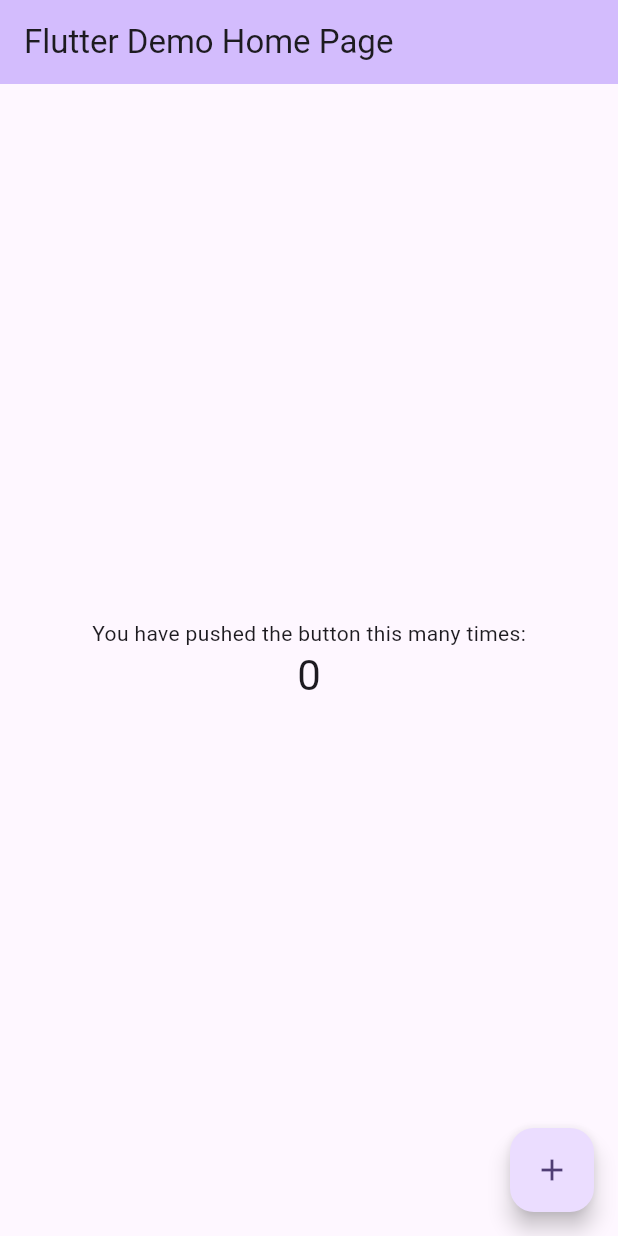
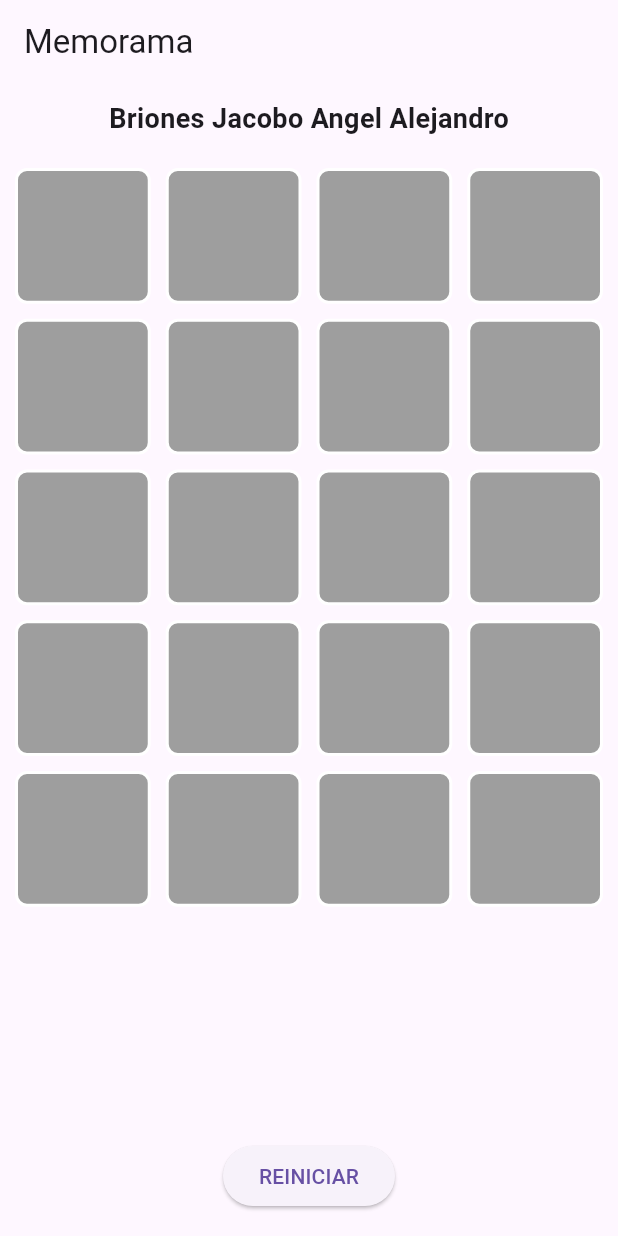
Before and after one commit to Fundamentos-Moviles/exameni-BrionesAngel, a Flutter app: the screen it shows after launch, on a phone screen of 412 x 824 dp. Run offline on Flutter 3.47's test engine with Material 3 defaults, Android fonts, the phone set to English and light mode, and no system bars.

Commit message:
etructura del juego y colores

```diff
--- a/examen/lib/main.dart
+++ b/examen/lib/main.dart
@@ -1,3 +1,4 @@
+import 'package:examen/memorama.dart';
 import 'package:flutter/material.dart';
 
 void main() {
@@ -7,116 +8,10 @@ void main() {
 class MyApp extends StatelessWidget {
   const MyApp({super.key});
 
-  // This widget is the root of your application.
   @override
   Widget build(BuildContext context) {
-    return MaterialApp(
-      title: 'Flutter Demo',
-      theme: ThemeData(
-        // This is the theme of your application.
-        //
-        // TRY THIS: Try running your application with "flutter run". You'll see
-        // the application has a purple toolbar. Then, without quitting the app,
-        // try changing the seedColor in the colorScheme below to Colors.green
-        // and then invoke "hot reload" (save your changes or press the "hot
-        // reload" button in a Flutter-supported IDE, or press "r" if you used
-        // the command line to start the app).
-        //
-        // Notice that the counter didn't reset back to zero; the application
-        // state is not lost during the reload. To reset the state, use hot
-        // restart instead.
-        //
-        // This works for code too, not just values: Most code changes can be
-        // tested with just a hot reload.
-        colorScheme: ColorScheme.fromSeed(seedColor: Colors.deepPurple),
-      ),
-      home: const MyHomePage(title: 'Flutter Demo Home Page'),
+    return const MaterialApp(
+      home: MemoramaGame(),
     );
   }
 }
-
-class MyHomePage extends StatefulWidget {
-  const MyHomePage({super.key, required this.title});
-
-  // This widget is the home page of your application. It is stateful, meaning
-  // that it has a State object (defined below) that contains fields that affect
-  // how it looks.
-
-  // This class is the configuration for the state. It holds the values (in this
-  // case the title) provided by the parent (in this case the App widget) and
-  // used by the build method of the State. Fields in a Widget subclass are
-  // always marked "final".
-
-  final String title;
-
-  @override
-  State<MyHomePage> createState() => _MyHomePageState();
-}
-
-class _MyHomePageState extends State<MyHomePage> {
-  int _counter = 0;
-
-  void _incrementCounter() {
-    setState(() {
-      // This call to setState tells the Flutter framework that something has
-      // changed in this State, which causes it to rerun the build method below
-      // so that the display can reflect the updated values. If we changed
-      // _counter without calling setState(), then the build method would not be
-      // called again, and so nothing would appear to happen.
-      _counter++;
-    });
-  }
-
-  @override
-  Widget build(BuildContext context) {
-    // This method is rerun every time setState is called, for instance as done
-    // by the _incrementCounter method above.
-    //
-    // The Flutter framework has been optimized to make rerunning build methods
-    // fast, so that you can just rebuild anything that needs updating rather
-    // than having to individually change instances of widgets.
-    return Scaffold(
-      appBar: AppBar(
-        // TRY THIS: Try changing the color here to a specific color (to
-        // Colors.amber, perhaps?) and trigger a hot reload to see the AppBar
-        // change color while the other colors stay the same.
-        backgroundColor: Theme.of(context).colorScheme.inversePrimary,
-        // Here we take the value from the MyHomePage object that was created by
-        // the App.build method, and use it to set our appbar title.
-        title: Text(widget.title),
-      ),
-      body: Center(
-        // Center is a layout widget. It takes a single child and positions it
-        // in the middle of the parent.
-        child: Column(
-          // Column is also a layout widget. It takes a list of children and
-          // arranges them vertically. By default, it sizes itself to fit its
-          // children horizontally, and tries to be as tall as its parent.
-          //
-          // Column has various properties to control how it sizes itself and
-          // how it positions its children. Here we use mainAxisAlignment to
-          // center the children vertically; the main axis here is the vertical
-          // axis because Columns are vertical (the cross axis would be
-          // horizontal).
-          //
-          // TRY THIS: Invoke "debug painting" (choose the "Toggle Debug Paint"
-          // action in the IDE, or press "p" in the console), to see the
-          // wireframe for each widget.
-          mainAxisAlignment: MainAxisAlignment.center,
-          children: <Widget>[
-            const Text('You have pushed the button this many times:'),
-            Text(
-              '$_counter',
-              style: Theme.of(context).textTheme.headlineMedium,
-            ),
-          ],
-        ),
-      ),
-      floatingActionButton: FloatingActionButton(
-        onPressed: _incrementCounter,
-        tooltip: 'Increment',
-        child: const Icon(Icons.add),
-      ), // This trailing comma makes auto-formatting nicer for build methods.
-    );
-  }
-}
--- /dev/null
+++ b/examen/lib/memorama.dart
@@ -0,0 +1,80 @@
+import 'package:examen/constantes.dart' as cons;
+import 'package:flutter/material.dart';
+
+class MemoramaGame extends StatefulWidget {
+  const MemoramaGame({super.key});
+
+  @override
+  State<MemoramaGame> createState() => _MemoramaGameState();
+}
+
+class _MemoramaGameState extends State<MemoramaGame> {
+  final int totalCards = 20;
+  final int uniqueColors = 10;
+  final Color inactiveColor = cons.gris;
+  final String myName = "Briones Jacobo Angel Alejandro";
+
+  @override
+  void initState() {
+    super.initState();
+  }
+
+  void _onCardTap(int index) {
+  }
+
+  void _resetGame() {
+  }
+
+  @override
+  Widget build(BuildContext context) {
+    return Scaffold(
+      appBar: AppBar(
+        title: const Text('Memorama'),
+      ),
+      body: Column(
+        children: [
+          Padding(
+            padding: const EdgeInsets.symmetric(vertical: 10.0),
+            child: Text(
+              myName,
+              style: const TextStyle(
+                fontSize: 18,
+                fontWeight: FontWeight.bold,
+              ),
+            ),
+          ),
+          Expanded(
+            child: GridView.builder(
+              padding: const EdgeInsets.all(10.0),
+              itemCount: totalCards,
+              gridDelegate: const SliverGridDelegateWithFixedCrossAxisCount(
+                crossAxisCount: 4,
+                crossAxisSpacing: 10.0,
+                mainAxisSpacing: 10.0,
+              ),
+              itemBuilder: (context, index) {
+                return InkWell(
+                  onTap: () => _onCardTap(index),
+                  child: Container(
+                    decoration: BoxDecoration(
+                      color: inactiveColor,
+                      borderRadius: BorderRadius.circular(8.0),
+                      border: Border.all(color: Colors.white, width: 2),
+                    ),
+                  ),
+                );
+              },
+            ),
+          ),
+          Padding(
+            padding: const EdgeInsets.all(16.0),
+            child: ElevatedButton(
+              onPressed: _resetGame,
+              child: const Text('REINICIAR'),
+            ),
+          ),
+        ],
+      ),
+    );
+  }
+}
```
Also changed, not shown: examen/lib/constantes.dart (added, +18 -0 lines), examen/lib/utils/singleton.dart (added, +25 -0 lines).
